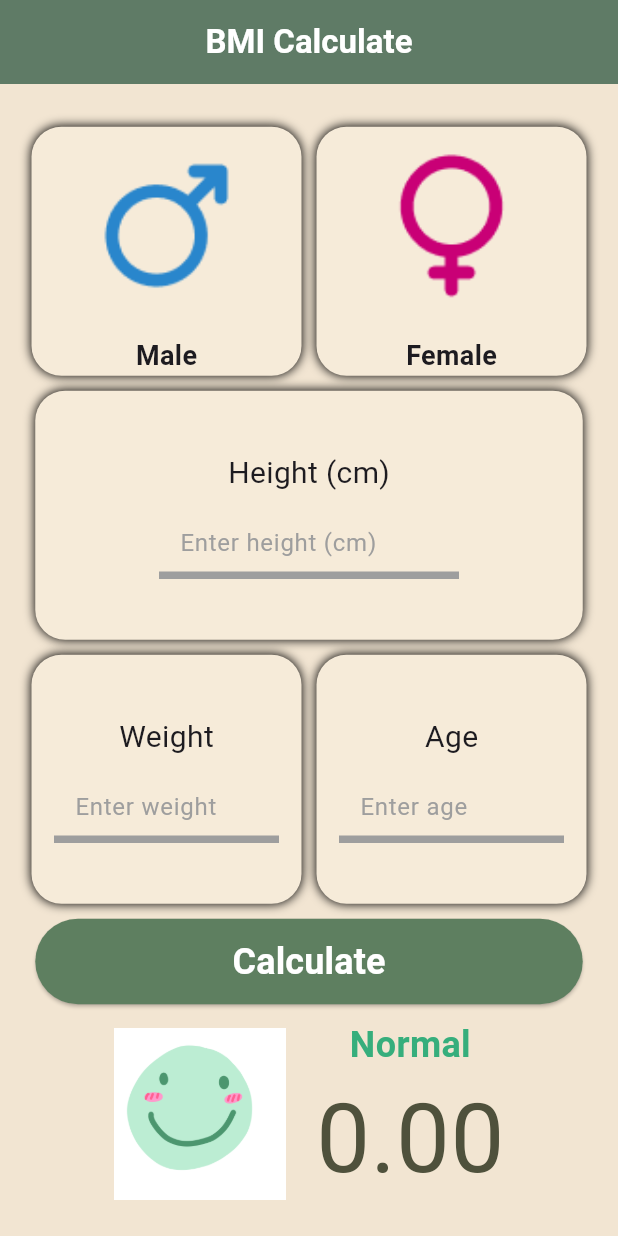
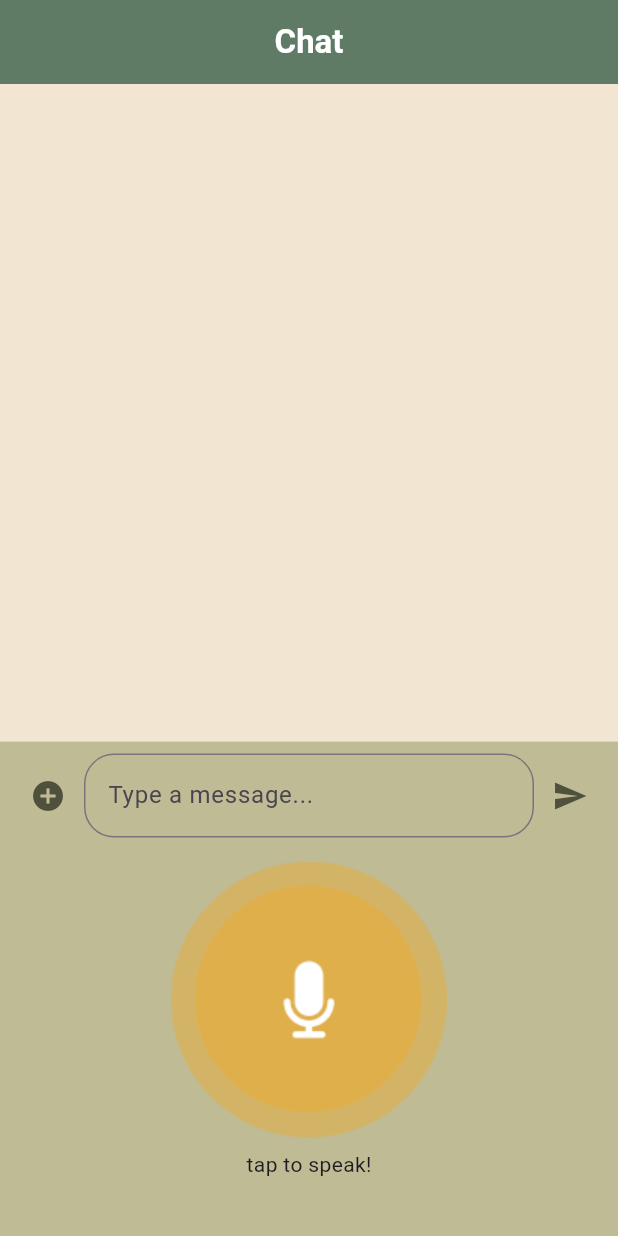
Before and after one commit to KaminariSora/HypnopCareV2, a Flutter app: the screen it shows after launch, on a phone screen of 412 x 824 dp. Run offline on Flutter 3.47's test engine with Material 3 defaults, Android fonts, the phone set to English and light mode, and no system bars.

Commit message:
Create chat ui

```diff
--- a/hypno_care_v2/lib/main.dart
+++ b/hypno_care_v2/lib/main.dart
@@ -1,6 +1,7 @@
 import 'package:flutter/material.dart';
 import 'page3_healthdiet.dart';
 import 'page2_bmi.dart';
+import 'page5_chat.dart';
 
 void main() {
   runApp(const MyApp());
@@ -12,7 +13,7 @@ class MyApp extends StatelessWidget {
   @override
   Widget build(BuildContext context) {
     return const MaterialApp(
-      home: Page2Bmi(),
+      home: ChatScreen(),
     );
   }
 }
--- /dev/null
+++ b/hypno_care_v2/lib/page5_chat.dart
@@ -0,0 +1,174 @@
+import 'package:flutter/foundation.dart';
+import 'package:flutter/material.dart';
+
+class ChatScreen extends StatefulWidget {
+  const ChatScreen({super.key});
+
+  @override
+  _ChatScreenState createState() => _ChatScreenState();
+}
+
+class _ChatScreenState extends State<ChatScreen> {
+  final TextEditingController _controller = TextEditingController();
+  final List<Map<String, dynamic>> _messages = [];
+
+  void _sendMessage() async {
+    if (_controller.text.trim().isEmpty) return;
+
+    String userMessage = _controller.text;
+    _controller.clear();
+
+    setState(() {
+      _messages.insert(0, {
+        'text': userMessage,
+        'isUser': true,
+        'timestamp': DateTime.now(),
+      });
+    });
+
+    String botReply = await compute(_getBotReply, userMessage);
+
+    setState(() {
+      _messages.insert(0, {
+        'text': botReply,
+        'isUser': false,
+        'timestamp': DateTime.now(),
+      });
+    });
+  }
+
+  static String _getBotReply(String message) {
+    return "Hello! How can I help?"; // Simulated bot response
+  }
+
+  @override
+  Widget build(BuildContext context) {
+    return Scaffold(
+      backgroundColor: const Color(0xFFF2E5D2),
+      appBar: AppBar(
+        title: const Text("Chat",
+            style: TextStyle(
+              fontSize: 22,
+              fontWeight: FontWeight.bold,
+              color: Color(0xFFFFFFFF),
+            )),
+        centerTitle: true,
+        backgroundColor: const Color(0xFF5E7F60),
+        elevation: 4,
+      ),
+      body: Column(
+        children: [
+          Expanded(
+            child: ListView.builder(
+              reverse: true,
+              itemCount: _messages.length,
+              itemBuilder: (context, index) {
+                final message = _messages[index];
+                return ChatBubble(
+                  message: message['text'],
+                  isUser: message['isUser'],
+                  timestamp: message['timestamp'],
+                );
+              },
+            ),
+          ),
+          _buildInputField(),
+          // SizedBox(height: 300,)
+        ],
+      ),
+    );
+  }
+
+  Widget _buildInputField() {
+    return Container(
+      height: MediaQuery.of(context).size.height * 0.4,
+      color: const Color(0xFFBFBB95),
+      child: Column(
+        children: [
+          Padding(
+            padding: const EdgeInsets.all(8.0),
+            child: Row(
+              children: [
+                IconButton(
+                  icon: const Icon(Icons.add_circle, color: Color(0xFF4F513C)),
+                  onPressed: () {},
+                ),
+                Expanded(
+                  child: TextField(
+                    keyboardType: TextInputType.text,
+                    controller: _controller,
+                    decoration: InputDecoration(
+                      hintText: 'Type a message...',
+                      border: OutlineInputBorder(
+                          borderRadius: BorderRadius.circular(20)),
+                    ),
+                  ),
+                ),
+                IconButton(
+                  icon: const Icon(Icons.send, color: Color(0xFF4F513C)),
+                  onPressed: _sendMessage,
+                ),
+              ],
+            ),
+          ),
+          // Text('data'),
+          IconButton(
+              icon: Image.asset('assets/microphone_button.png'),
+              iconSize: 20,
+              onPressed: () {}
+          ),
+          const Text('tap to speak!')
+        ],
+      ),
+    );
+  }
+}
+
+class ChatBubble extends StatelessWidget {
+  final String message;
+  final bool isUser;
+  final DateTime timestamp;
+
+  const ChatBubble({
+    super.key,
+    required this.message,
+    required this.isUser,
+    required this.timestamp,
+  });
+
+  @override
+  Widget build(BuildContext context) {
+    return Align(
+      alignment: isUser ? Alignment.centerRight : Alignment.centerLeft,
+      child: Container(
+        margin: const EdgeInsets.symmetric(vertical: 4, horizontal: 8),
+        padding: const EdgeInsets.all(10),
+        decoration: BoxDecoration(
+          color: isUser ? const Color(0xFF5E7F60) : const Color(0xFFBFBB95),
+          borderRadius: BorderRadius.circular(12),
+        ),
+        child: Column(
+          crossAxisAlignment:
+              isUser ? CrossAxisAlignment.end : CrossAxisAlignment.start,
+          children: [
+            Text(
+              message,
+              style: TextStyle(
+                color: isUser ? Colors.white : Colors.black87,
+                fontSize: 16,
+              ),
+            ),
+            const SizedBox(height: 5),
+            Text(
+              '${timestamp.hour}:${timestamp.minute.toString().padLeft(2, '0')}',
+              style: TextStyle(
+                fontSize: 12,
+                color: isUser ? Colors.white70 : Colors.black54,
+              ),
+            ),
+          ],
+        ),
+      ),
+    );
+  }
+}
```
Also changed, not shown: hypno_care_v2/assets/microphone_button.png (added).
